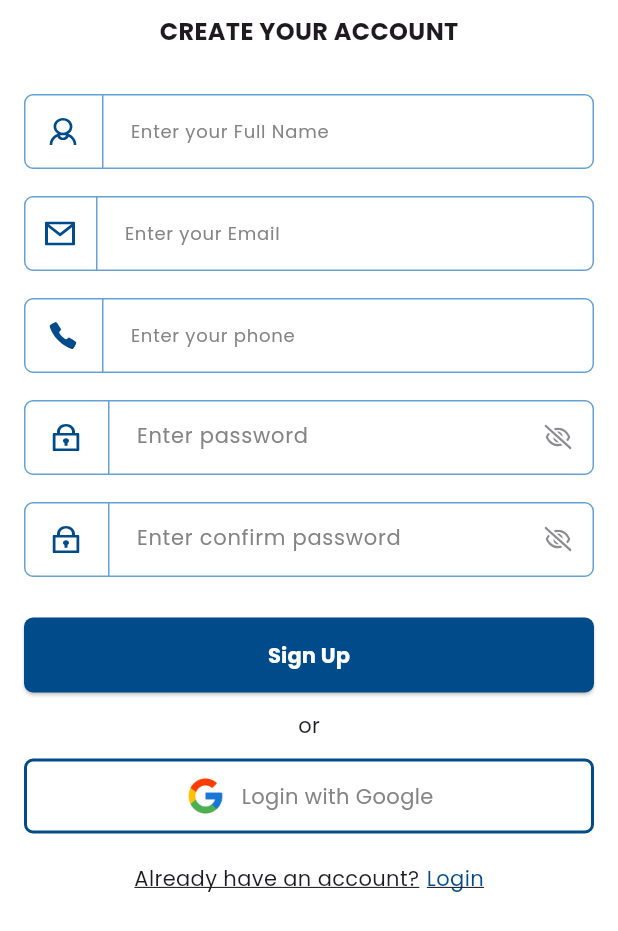
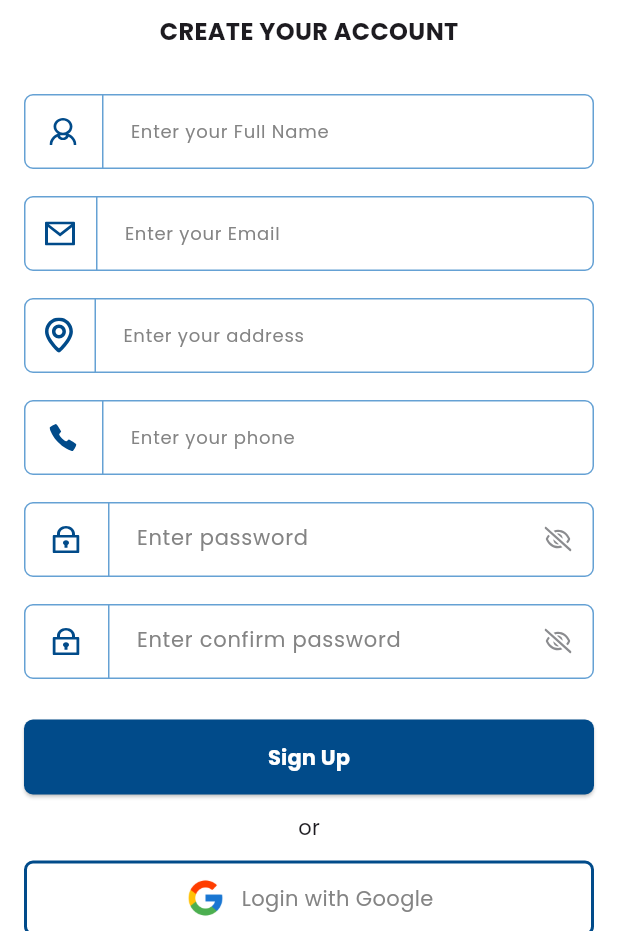
Before and after one commit to susan040/hr_management, a Flutter app: the RegisterScreen screen opened directly, on a phone screen of 412 x 824 dp, the part 305-1236 px from its top. Run offline on Flutter 3.47's test engine with Material 3 defaults, Android fonts, the light colour scheme and no system bars; our stand-ins replace cached_network_image, flutter_svg, get, image_picker, permission_handler.

Commit message:
update register page

```diff
--- a/lib/views/auth/register_screen.dart
+++ b/lib/views/auth/register_screen.dart
@@ -61,6 +61,14 @@ class RegisterScreen extends StatelessWidget {
                           preIconPath: ImagePath.email,
                           //iconHeight: 18,
                           // iconWidth: 20,
+                          textInputAction: TextInputAction.done,
+                          textInputType: TextInputType.emailAddress),
+                      SizedBox(height: 18),
+                      CustomTextField(
+                          controller: c.addressController,
+                          hint: "Enter your address",
+                          validator: Validators.checkFieldEmpty,
+                          preIconPath: ImagePath.address,
                           textInputAction: TextInputAction.done,
                           textInputType: TextInputType.emailAddress),
                       SizedBox(height: 18),
```
